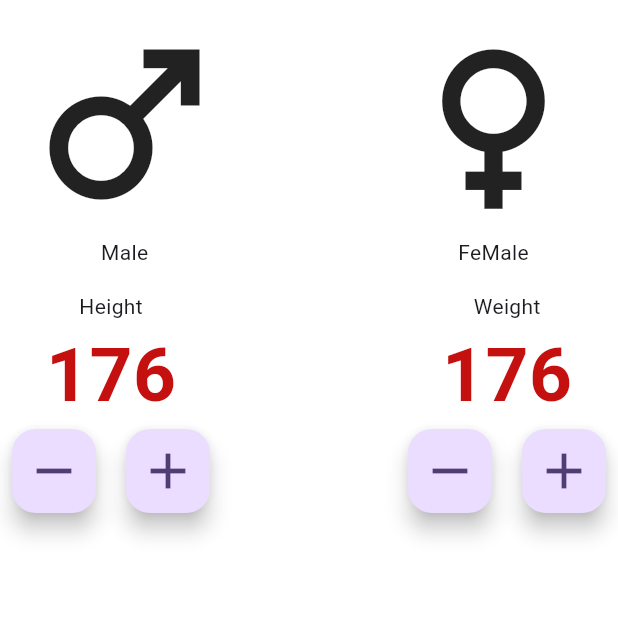
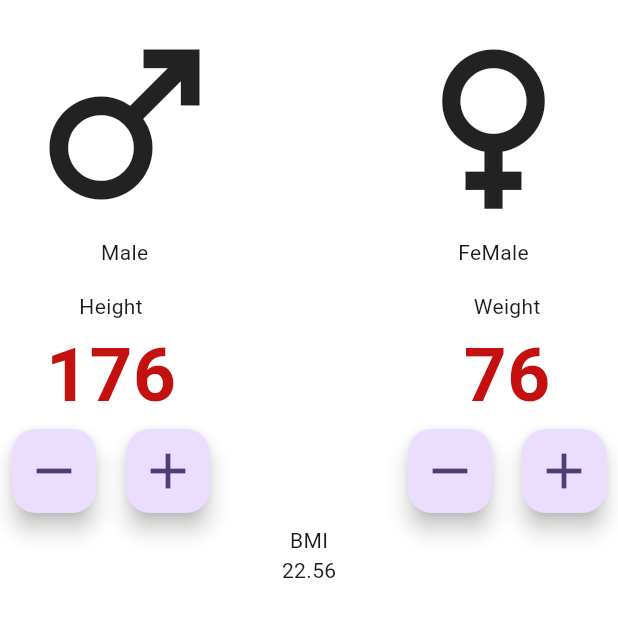
Before and after one commit to pdgamage/BMI-Calculator-App, a Flutter app: the screen it shows after launch, on a phone screen of 412 x 824 dp, the top half of it. Run offline on Flutter 3.47's test engine with Material 3 defaults, Android fonts, the phone set to English and light mode, and no system bars.

Commit message:
new file:   lib/constants.dart 	modified:   lib/main_page.dart

```diff
--- a/lib/main_page.dart
+++ b/lib/main_page.dart
@@ -91,7 +91,7 @@ class _MainPageState extends State<MainPage> {
                       children: [
                         Text("Weight"),
                         Text(
-                          "176",
+                          "76",
                           style: TextStyle(
                             color: Color.fromARGB(255, 197, 16, 16),
                             fontSize: 50,
@@ -124,6 +124,12 @@ class _MainPageState extends State<MainPage> {
                   ),
                 ],
               ),
+              Column(
+                children: [
+                  Text("BMI"),
+                  Text("22.56"),
+                ],
+              ),
             ],
           ),
         ),
```
Also changed, not shown: lib/constants.dart (added).
